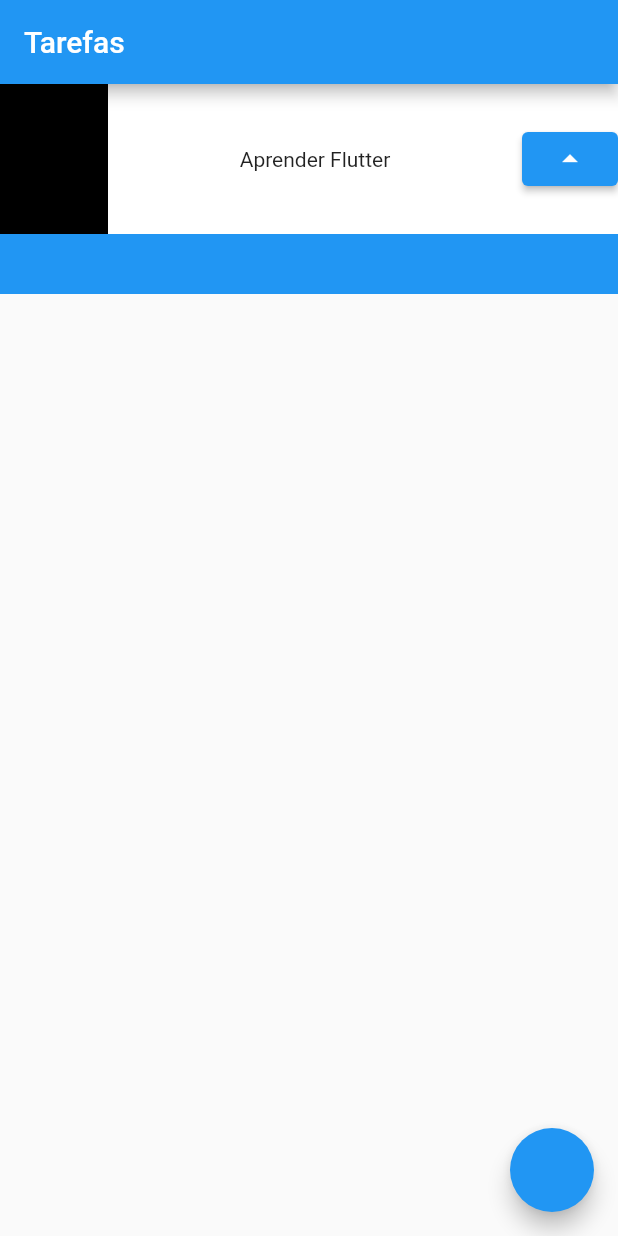
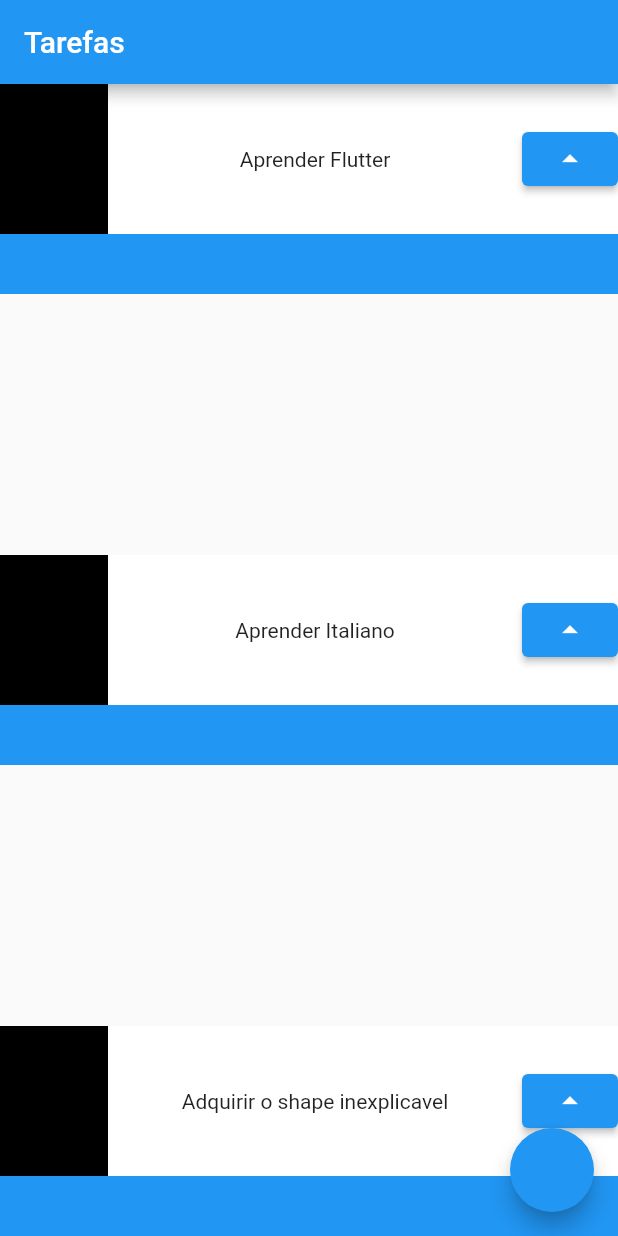
Before and after one commit to Rafaalex21/Task-manager-flutter, a Flutter app: the screen it shows after launch, on a phone screen of 412 x 824 dp. Run offline on Flutter 3.47's test engine with Material 2 defaults, Android fonts, the light colour scheme and no system bars.

Commit message:
sixth commit

```diff
--- a/lib/main.dart
+++ b/lib/main.dart
@@ -18,22 +18,51 @@ class MyApp extends StatelessWidget {
         appBar: AppBar(
           title: Text('Tarefas'),
         ),
-        body: Container(
-          child: Stack(
-            children: [
-              Container(color: Colors.blue,height: 140,),
-              Container(color: Colors.white,height: 100,child: Row(
-                mainAxisAlignment: MainAxisAlignment.spaceBetween,
-                children: [
-                  Container(color: Colors.black,height: 100,width: 72,),Text('Aprender Flutter'),
-                  ElevatedButton(onPressed: (){}, child: Icon(Icons.arrow_drop_up))
-                ],
-              ),),
-            ],
-          ),
+        body: Column(
+          mainAxisAlignment: MainAxisAlignment.spaceBetween,
+          children: [
+            Task('Aprender Flutter'),
+            Task('Aprender Italiano'),
+            Task('Adquirir o shape inexplicavel'),
+          ],
         ),
-        floatingActionButton: FloatingActionButton( onPressed:(){}),
+        floatingActionButton: FloatingActionButton(onPressed: () {}),
       ),
     );
   }
 }
+class Task extends StatelessWidget {
+  final String nome;
+  const Task(this.nome,{Key? key}) : super(key: key);
+
+  @override
+  Widget build(BuildContext context) {
+    return Container(
+      child: Stack(
+        children: [
+          Container(
+            color: Colors.blue,
+            height: 140,
+          ),
+          Container(
+            color: Colors.white,
+            height: 100,
+            child: Row(
+              mainAxisAlignment: MainAxisAlignment.spaceBetween,
+              children: [
+                Container(
+                  color: Colors.black,
+                  height: 100,
+                  width: 72,
+                ),
+                Text(nome),
+                ElevatedButton(
+                    onPressed: () {}, child: Icon(Icons.arrow_drop_up))
+              ],
+            ),
+          ),
+        ],
+      ),
+    );
+  }
+}
```
